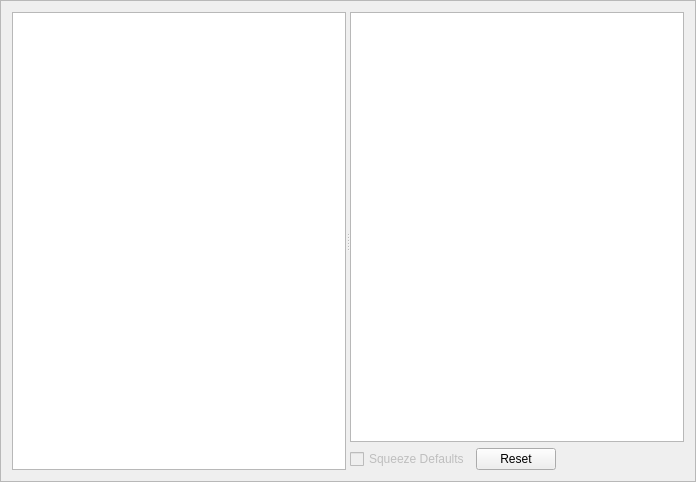
Before: the Qt Designer form src/gdxviewer/gdxviewer.ui in GAMS-dev/studio, drawn with Qt 5.
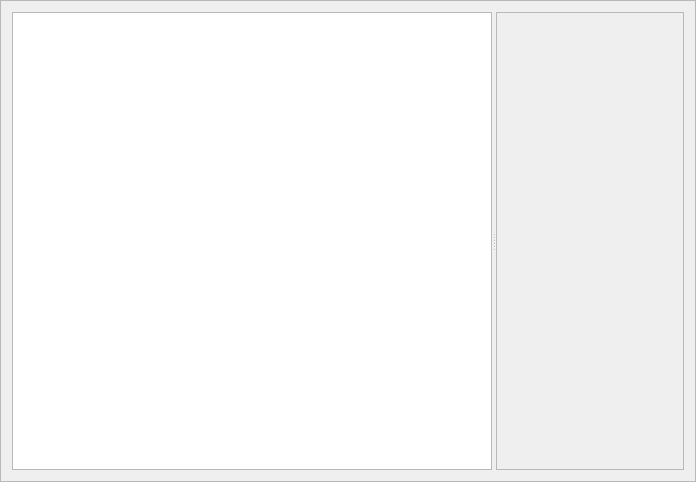
After: the same form once the commit is applied. Custom widgets are drawn as their Qt base class.

Commit message: separate view class for GDX symbols

What changed in the file:
```diff
--- a/src/gdxviewer/gdxviewer.ui
+++ b/src/gdxviewer/gdxviewer.ui
@@ -19,7 +19,7 @@
   <property name="frameShadow">
    <enum>QFrame::Raised</enum>
   </property>
-  <layout class="QVBoxLayout" name="verticalLayout_2">
+  <layout class="QHBoxLayout" name="horizontalLayout">
    <item>
     <widget class="QSplitter" name="splitter">
      <property name="orientation">
@@ -51,70 +51,26 @@
        <number>22</number>
       </attribute>
      </widget>
-     <widget class="QWidget" name="layoutWidget">
-      <layout class="QVBoxLayout" name="verticalLayout">
-       <item>
-        <widget class="QTableView" name="tableView">
-         <property name="selectionMode">
-          <enum>QAbstractItemView::SingleSelection</enum>
-         </property>
-         <property name="selectionBehavior">
-          <enum>QAbstractItemView::SelectRows</enum>
-         </property>
-         <property name="sortingEnabled">
-          <bool>true</bool>
-         </property>
-         <attribute name="horizontalHeaderHighlightSections">
-          <bool>false</bool>
-         </attribute>
-         <attribute name="verticalHeaderVisible">
-          <bool>false</bool>
-         </attribute>
-         <attribute name="verticalHeaderDefaultSectionSize">
-          <number>22</number>
-         </attribute>
-        </widget>
-       </item>
-       <item>
-        <layout class="QHBoxLayout" name="horizontalLayout">
-         <item>
-          <widget class="QCheckBox" name="cbSqueezeDefaults">
-           <property name="enabled">
-            <bool>false</bool>
-           </property>
-           <property name="text">
-            <string>Squeeze Defaults</string>
-           </property>
-          </widget>
-         </item>
-         <item>
-          <widget class="QPushButton" name="pbResetSortFilter">
-           <property name="text">
-            <string>Reset</string>
-           </property>
-          </widget>
-         </item>
-         <item>
-          <spacer name="horizontalSpacer">
-           <property name="orientation">
-            <enum>Qt::Horizontal</enum>
-           </property>
-           <property name="sizeHint" stdset="0">
-            <size>
-             <width>40</width>
-             <height>20</height>
-            </size>
-           </property>
-          </spacer>
-         </item>
-        </layout>
-       </item>
-      </layout>
+     <widget class="GdxSymbolView" name="gdxSymbolView">
+      <property name="frameShape">
+       <enum>QFrame::StyledPanel</enum>
+      </property>
+      <property name="frameShadow">
+       <enum>QFrame::Raised</enum>
+      </property>
      </widget>
     </widget>
    </item>
   </layout>
  </widget>
+ <customwidgets>
+  <customwidget>
+   <class>GdxSymbolView</class>
+   <extends>QFrame</extends>
+   <header>gdxviewer/gdxsymbolview.h</header>
+   <container>1</container>
+  </customwidget>
+ </customwidgets>
  <resources/>
  <connections/>
 </ui>
```
The commit also changes 4 other files.
